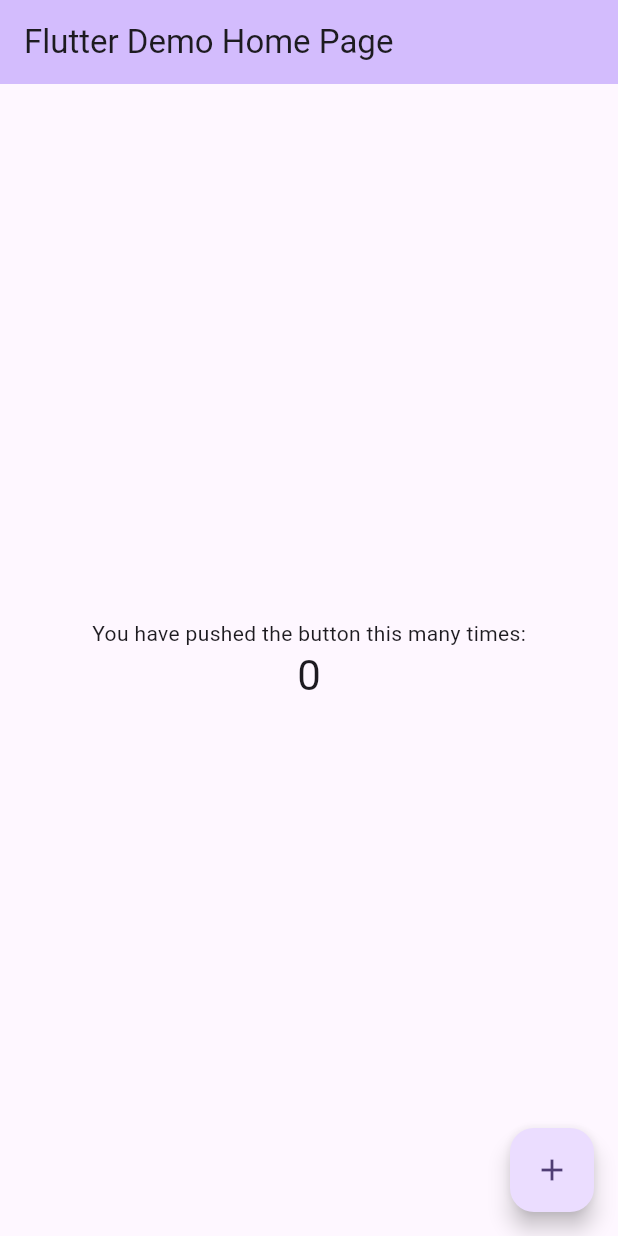
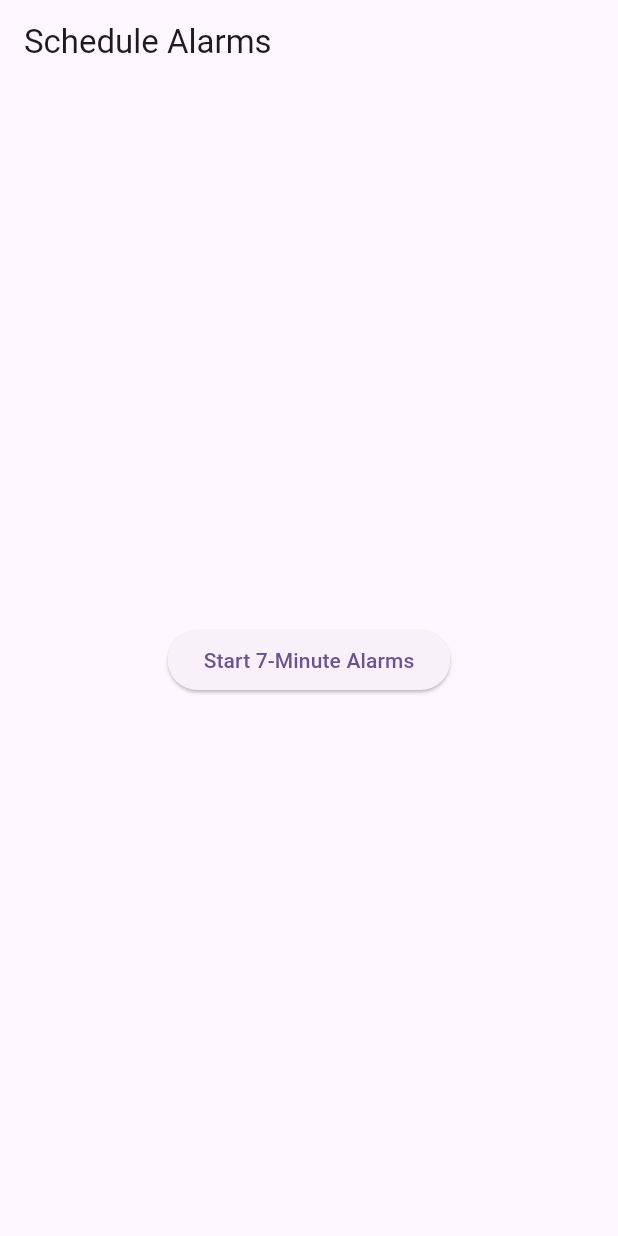
Before and after one commit to Carl-Lee91/flutter_scedule_alarm_example, a Flutter app: the screen it shows after launch, on a phone screen of 412 x 824 dp. Run offline on Flutter 3.47's test engine with Material 3 defaults, Android fonts, the phone set to English and light mode, and no system bars; our stand-ins replace flutter_bloc, flutter_local_notifications, freezed_annotation, timezone.

Commit message:
✨ 알람 에제 추가

```diff
--- /dev/null
+++ b/lib/features/schedule_alarm/domain/repository/notification_repository.dart
@@ -0,0 +1,5 @@
+abstract class NotificationRepository {
+  Future<void> scheduleNotifications();
+  Future<void> cancelAllNotifications();
+  Future<bool> requestPermissions();
+}
--- /dev/null
+++ b/lib/features/schedule_alarm/domain/usecase/schedule_notifications_usecase.dart
@@ -0,0 +1,15 @@
+import '../repository/notification_repository.dart';
+
+class ScheduleNotificationsUseCase {
+  final NotificationRepository _repository;
+
+  ScheduleNotificationsUseCase(this._repository);
+
+  Future<void> call() async {
+    await _repository.scheduleNotifications();
+  }
+
+  Future<bool> requestPermissions() async {
+    return await _repository.requestPermissions();
+  }
+}
--- /dev/null
+++ b/lib/features/schedule_alarm/presentation/state/local/alarm_state.dart
@@ -0,0 +1,9 @@
+part of 'alarm_cubit.dart';
+
+@freezed
+abstract class AlarmState with _$AlarmState {
+  const factory AlarmState.initial() = _Initial;
+  const factory AlarmState.loading() = _Loading;
+  const factory AlarmState.success() = _Success;
+  const factory AlarmState.error(String message) = _Error;
+}
--- /dev/null
+++ b/lib/features/schedule_alarm/presentation/view/alarm_screen.dart
@@ -0,0 +1,44 @@
+import 'package:flutter/material.dart';
+import 'package:flutter_bloc/flutter_bloc.dart';
+
+import '../state/local/alarm_cubit.dart';
+
+class AlarmScreen extends StatelessWidget {
+  const AlarmScreen({super.key});
+
+  @override
+  Widget build(BuildContext context) {
+    return Scaffold(
+      appBar: AppBar(title: const Text('Schedule Alarms')),
+      body: Center(
+        child: BlocConsumer<AlarmCubit, AlarmState>(
+          listener: (context, state) {
+            state.whenOrNull(
+              success: () {
+                ScaffoldMessenger.of(context).showSnackBar(
+                  const SnackBar(content: Text('7 Alarms Scheduled!')),
+                );
+              },
+              error: (message) {
+                ScaffoldMessenger.of(
+                  context,
+                ).showSnackBar(SnackBar(content: Text('Error: $message')));
+              },
+            );
+          },
+          builder: (context, state) {
+            return state.maybeWhen(
+              loading: () => const CircularProgressIndicator(),
+              orElse: () => ElevatedButton(
+                onPressed: () {
+                  context.read<AlarmCubit>().scheduleAlarm();
+                },
+                child: const Text('Start 7-Minute Alarms'),
+              ),
+            );
+          },
+        ),
+      ),
+    );
+  }
+}
--- a/lib/main.dart
+++ b/lib/main.dart
@@ -1,122 +1,51 @@
 import 'package:flutter/material.dart';
+import 'package:flutter_bloc/flutter_bloc.dart';
+import 'package:timezone/data/latest.dart' as tz;
 
-void main() {
-  runApp(const MyApp());
+import 'features/schedule_alarm/data/datasource/local_notification_source.dart';
+import 'features/schedule_alarm/data/repository/notification_repository_impl.dart';
+import 'features/schedule_alarm/domain/usecase/schedule_notifications_usecase.dart';
+import 'features/schedule_alarm/presentation/state/local/alarm_cubit.dart';
+import 'features/schedule_alarm/presentation/view/alarm_screen.dart';
+
+void main() async {
+  WidgetsFlutterBinding.ensureInitialized();
+
+  // Initialize Timezone
+  tz.initializeTimeZones();
+
+  // Initialize Local Notifications
+  final localNotificationSource = LocalNotificationSource();
+  await localNotificationSource.initialize();
+
+  // Dependency Injection
+  final notificationRepository = NotificationRepositoryImpl(
+    localNotificationSource,
+  );
+  final scheduleNotificationsUseCase = ScheduleNotificationsUseCase(
+    notificationRepository,
+  );
+
+  runApp(MyApp(scheduleNotificationsUseCase: scheduleNotificationsUseCase));
 }
 
 class MyApp extends StatelessWidget {
-  const MyApp({super.key});
+  final ScheduleNotificationsUseCase scheduleNotificationsUseCase;
 
-  // This widget is the root of your application.
+  const MyApp({super.key, required this.scheduleNotificationsUseCase});
+
   @override
   Widget build(BuildContext context) {
     return MaterialApp(
-      title: 'Flutter Demo',
+      title: 'Flutter Schedule Alarm Example',
       theme: ThemeData(
-        // This is the theme of your application.
-        //
-        // TRY THIS: Try running your application with "flutter run". You'll see
-        // the application has a purple toolbar. Then, without quitting the app,
-        // try changing the seedColor in the colorScheme below to Colors.green
-        // and then invoke "hot reload" (save your changes or press the "hot
-        // reload" button in a Flutter-supported IDE, or press "r" if you used
-        // the command line to start the app).
-        //
-        // Notice that the counter didn't reset back to zero; the application
-        // state is not lost during the reload. To reset the state, use hot
-        // restart instead.
-        //
-        // This works for code too, not just values: Most code changes can be
-        // tested with just a hot reload.
         colorScheme: ColorScheme.fromSeed(seedColor: Colors.deepPurple),
+        useMaterial3: true,
       ),
-      home: const MyHomePage(title: 'Flutter Demo Home Page'),
+      home: BlocProvider(
+        create: (context) => AlarmCubit(scheduleNotificationsUseCase),
+        child: const AlarmScreen(),
+      ),
     );
   }
 }
-
-class MyHomePage extends StatefulWidget {
-  const MyHomePage({super.key, required this.title});
-
-  // This widget is the home page of your application. It is stateful, meaning
-  // that it has a State object (defined below) that contains fields that affect
-  // how it looks.
-
-  // This class is the configuration for the state. It holds the values (in this
-  // case the title) provided by the parent (in this case the App widget) and
-  // used by the build method of the State. Fields in a Widget subclass are
-  // always marked "final".
-
-  final String title;
-
-  @override
-  State<MyHomePage> createState() => _MyHomePageState();
-}
-
-class _MyHomePageState extends State<MyHomePage> {
-  int _counter = 0;
-
-  void _incrementCounter() {
-    setState(() {
-      // This call to setState tells the Flutter framework that something has
-      // changed in this State, which causes it to rerun the build method below
-      // so that the display can reflect the updated values. If we changed
-      // _counter without calling setState(), then the build method would not be
-      // called again, and so nothing would appear to happen.
-      _counter++;
-    });
-  }
-
-  @override
-  Widget build(BuildContext context) {
-    // This method is rerun every time setState is called, for instance as done
-    // by the _incrementCounter method above.
-    //
-    // The Flutter framework has been optimized to make rerunning build methods
-    // fast, so that you can just rebuild anything that needs updating rather
-    // than having to individually change instances of widgets.
-    return Scaffold(
-      appBar: AppBar(
-        // TRY THIS: Try changing the color here to a specific color (to
-        // Colors.amber, perhaps?) and trigger a hot reload to see the AppBar
-        // change color while the other colors stay the same.
-        backgroundColor: Theme.of(context).colorScheme.inversePrimary,
-        // Here we take the value from the MyHomePage object that was created by
-        // the App.build method, and use it to set our appbar title.
-        title: Text(widget.title),
-      ),
-      body: Center(
-        // Center is a layout widget. It takes a single child and positions it
-        // in the middle of the parent.
-        child: Column(
-          // Column is also a layout widget. It takes a list of children and
-          // arranges them vertically. By default, it sizes itself to fit its
-          // children horizontally, and tries to be as tall as its parent.
-          //
-          // Column has various properties to control how it sizes itself and
-          // how it positions its children. Here we use mainAxisAlignment to
-          // center the children vertically; the main axis here is the vertical
-          // axis because Columns are vertical (the cross axis would be
-          // horizontal).
-          //
-          // TRY THIS: Invoke "debug painting" (choose the "Toggle Debug Paint"
-          // action in the IDE, or press "p" in the console), to see the
-          // wireframe for each widget.
-          mainAxisAlignment: MainAxisAlignment.center,
-          children: <Widget>[
-            const Text('You have pushed the button this many times:'),
-            Text(
-              '$_counter',
-              style: Theme.of(context).textTheme.headlineMedium,
-            ),
-          ],
-        ),
-      ),
-      floatingActionButton: FloatingActionButton(
-        onPressed: _incrementCounter,
-        tooltip: 'Increment',
-        child: const Icon(Icons.add),
-      ), // This trailing comma makes auto-formatting nicer for build methods.
-    );
-  }
-}
--- a/pubspec.yaml
+++ b/pubspec.yaml
@@ -34,6 +34,10 @@ dependencies:
   # The following adds the Cupertino Icons font to your application.
   # Use with the CupertinoIcons class for iOS style icons.
   cupertino_icons: ^1.0.8
+  flutter_local_notifications: ^19.5.0
+  flutter_bloc: ^9.1.1
+  freezed_annotation: ^3.1.0
+  timezone: ^0.10.1
 
 dev_dependencies:
   flutter_test:
@@ -45,6 +49,8 @@ dev_dependencies:
   # package. See that file for information about deactivating specific lint
   # rules and activating additional ones.
   flutter_lints: ^5.0.0
+  freezed: ^3.2.3
+  build_runner: ^2.10.4
 
 # For information on the generic Dart part of this file, see the
 # following page: https://dart.dev/tools/pub/pubspec
```
Also changed, not shown: lib/features/schedule_alarm/data/datasource/local_notification_source.dart (added, +76 -0 lines), lib/features/schedule_alarm/data/repository/notification_repository_impl.dart (added, +23 -0 lines), lib/features/schedule_alarm/presentation/state/local/alarm_cubit.dart (added, +31 -0 lines), lib/features/schedule_alarm/presentation/state/local/alarm_cubit.freezed.dart (added), pubspec.lock, 2 other files.
